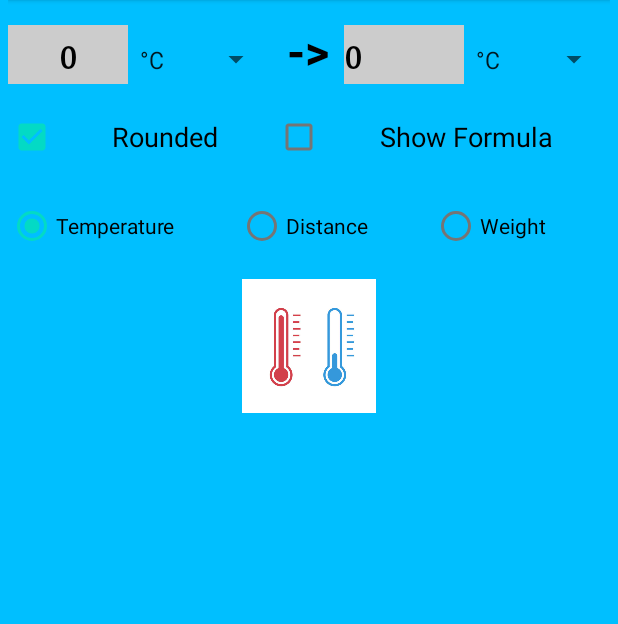
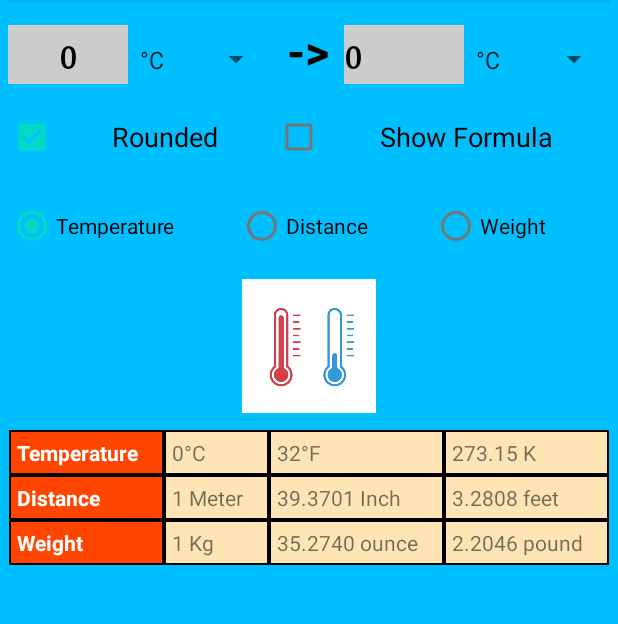
Before and after one commit to Rjndrkha/A1-Java-Basic-UIJavaEdition-forAndroid-Studio-4.x, an Android app: the screen it shows after launch (MainActivity), on a phone screen of 412 x 824 dp, the part 251-875 px from its top. Run offline under Robolectric (Android 15) with nearby library versions, the phone set to English and light mode, and no system bars.

Commit message:
Drawable resource and Table layout

```diff
--- /dev/null
+++ b/app/src/main/res/drawable/cell_style.xml
@@ -0,0 +1,13 @@
+<?xml version="1.0" encoding="utf-8"?>
+<shape
+        xmlns:android="http://schemas.android.com/apk/res/android"
+        android:shape= "rectangle"  >
+
+    <gradient
+        android:angle="90"
+        android:startColor="#FFE4B5"
+        android:centerColor="#FFE4B5"
+        android:endColor="#FFE4B5"
+        android:type="linear" />
+    <stroke android:width="1dp"  android:color="#000000"/>
+</shape>
--- /dev/null
+++ b/app/src/main/res/drawable/header_style.xml
@@ -0,0 +1,12 @@
+<?xml version="1.0" encoding="utf-8"?>
+<shape
+        xmlns:android="http://schemas.android.com/apk/res/android"
+        android:shape= "rectangle"  >
+    <gradient
+        android:angle="90"
+        android:startColor="#FF4500"
+        android:centerColor="#FF4500"
+        android:endColor="#FF4500"
+        android:type="linear" />
+    <stroke android:width="1dp"  android:color="#000000"/>
+</shape>
--- a/app/src/main/res/layout/activity_main.xml
+++ b/app/src/main/res/layout/activity_main.xml
@@ -42,7 +42,6 @@
             android:id="@+id/space1"
             android:layout_width="match_parent"
             android:layout_height="5pt"
-
             android:layout_below="@id/convertButton" />
 
         <LinearLayout
@@ -186,10 +185,136 @@
             android:visibility="visible"
             app:srcCompat="@drawable/temperature" />
 
+        <TableLayout
+            android:id="@+id/table"
+            android:layout_width="wrap_content"
+            android:layout_height="wrap_content"
+            android:layout_below="@id/img"
+            android:layout_centerHorizontal="true"
+            android:layout_marginTop="5pt"
+            android:stretchColumns="*">
 
+            <TableRow
+                android:layout_width="match_parent"
+                android:layout_height="match_parent" >
 
+                <TextView
+                    android:id="@+id/tv11"
+                    android:layout_width="wrap_content"
+                    android:layout_height="wrap_content"
+                    android:background="@drawable/header_style"
+                    android:padding="5dp"
+                    android:text="@string/rbTemp"
+                    android:textColor="#FFFFFF"
+                    android:textStyle="bold" />
 
+                <TextView
+                    android:id="@+id/tv12"
+                    android:layout_width="wrap_content"
+                    android:layout_height="wrap_content"
+                    android:background="@drawable/cell_style"
+                    android:padding="5dp"
+                    android:text="0°C" />
 
+                <TextView
+                    android:id="@+id/tv13"
+                    android:layout_width="wrap_content"
+                    android:layout_height="wrap_content"
+                    android:background="@drawable/cell_style"
+                    android:padding="5dp"
+                    android:text="32°F" />
+
+                <TextView
+                    android:id="@+id/tv14"
+                    android:layout_width="wrap_content"
+                    android:layout_height="wrap_content"
+                    android:background="@drawable/cell_style"
+                    android:padding="5dp"
+                    android:text="273.15 K" />
+
+            </TableRow>
+
+            <TableRow
+                android:layout_width="match_parent"
+                android:layout_height="match_parent" >
+
+                <TextView
+                    android:id="@+id/tv21"
+                    android:layout_width="wrap_content"
+                    android:layout_height="wrap_content"
+                    android:background="@drawable/header_style"
+                    android:padding="5dp"
+                    android:text="@string/rbDist"
+                    android:textColor="#FFFFFF"
+                    android:textStyle="bold" />
+
+                <TextView
+                    android:id="@+id/tv22"
+                    android:layout_width="wrap_content"
+                    android:layout_height="wrap_content"
+                    android:background="@drawable/cell_style"
+                    android:padding="5dp"
+                    android:text="1 Meter" />
+
+                <TextView
+                    android:id="@+id/tv23"
+                    android:layout_width="wrap_content"
+                    android:layout_height="wrap_content"
+                    android:background="@drawable/cell_style"
+                    android:padding="5dp"
+                    android:text="39.3701 Inch" />
+
+                <TextView
+                    android:id="@+id/tv24"
+                    android:layout_width="wrap_content"
+                    android:layout_height="wrap_content"
+                    android:background="@drawable/cell_style"
+                    android:padding="5dp"
+                    android:text="3.2808 feet" />
+
+            </TableRow>
+
+            <TableRow
+                android:layout_width="match_parent"
+                android:layout_height="match_parent" >
+
+                <TextView
+                    android:id="@+id/tv31"
+                    android:layout_width="wrap_content"
+                    android:layout_height="wrap_content"
+                    android:background="@drawable/header_style"
+                    android:padding="5dp"
+                    android:text="@string/rbWeight"
+                    android:textColor="#FFFFFF"
+                    android:textStyle="bold" />
+
+                <TextView
+                    android:id="@+id/tv32"
+                    android:layout_width="wrap_content"
+                    android:layout_height="wrap_content"
+                    android:background="@drawable/cell_style"
+                    android:padding="5dp"
+                    android:text="1 Kg" />
+
+                <TextView
+                    android:id="@+id/tv33"
+                    android:layout_width="wrap_content"
+                    android:layout_height="wrap_content"
+                    android:background="@drawable/cell_style"
+                    android:padding="5dp"
+                    android:text="35.2740 ounce" />
+
+                <TextView
+                    android:id="@+id/tv34"
+                    android:layout_width="wrap_content"
+                    android:layout_height="wrap_content"
+                    android:background="@drawable/cell_style"
+                    android:padding="5dp"
+                    android:text="2.2046 pound" />
+
+            </TableRow>
+
+        </TableLayout>
 
     </RelativeLayout>
 </androidx.constraintlayout.widget.ConstraintLayout>
```
